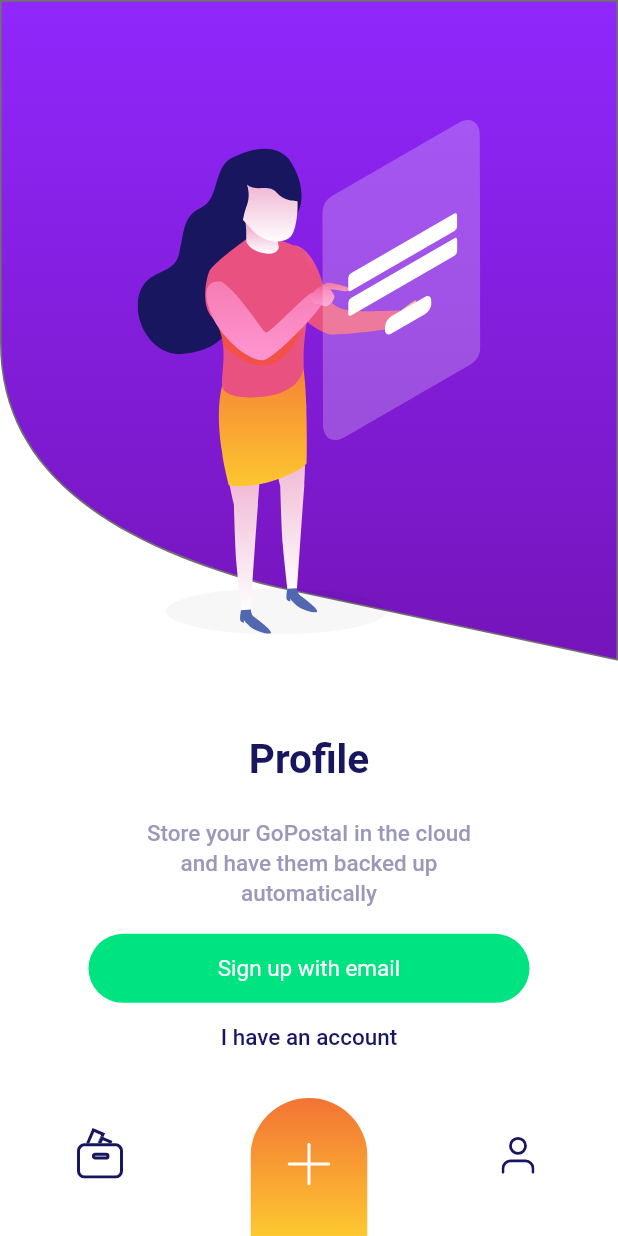
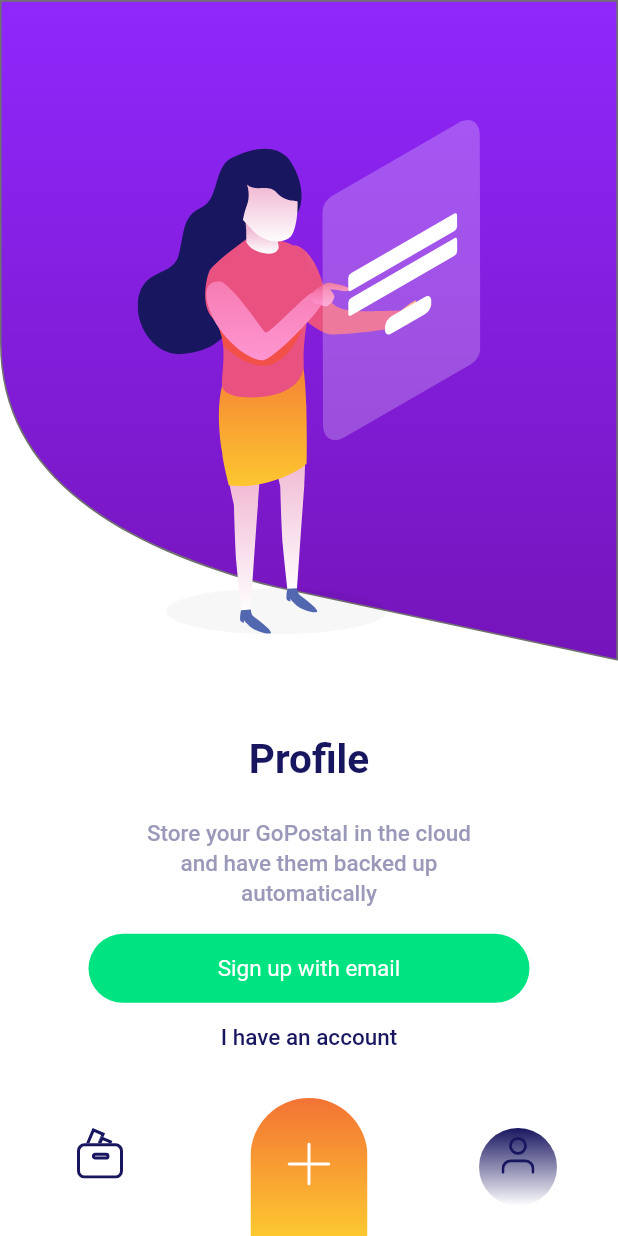
Before and after one commit to luoqiao6/flutter_postal, a Flutter app: the RegisterPage screen opened by its route, on a phone screen of 412 x 824 dp. Run offline on Flutter 3.47's test engine with Material 2 defaults, Android fonts, the phone set to English and light mode, and no system bars; our stand-ins replace flutter_svg; Roboto replaces fonts that are missing (GoogleSans-Bold, GoogleSans-Medium).

Commit message:
修改底部导航栏的显示

```diff
--- a/lib/pages/register_page.dart
+++ b/lib/pages/register_page.dart
@@ -137,7 +137,7 @@ Store your GoPostaI in the cloud and have them backed up automatically
 
           Positioned(
             bottom: 0,
-            child: PostalBottomAppBar(),
+            child: PostalBottomAppBar(isUserIconActive: true,),
           ),
 
         ],
```
